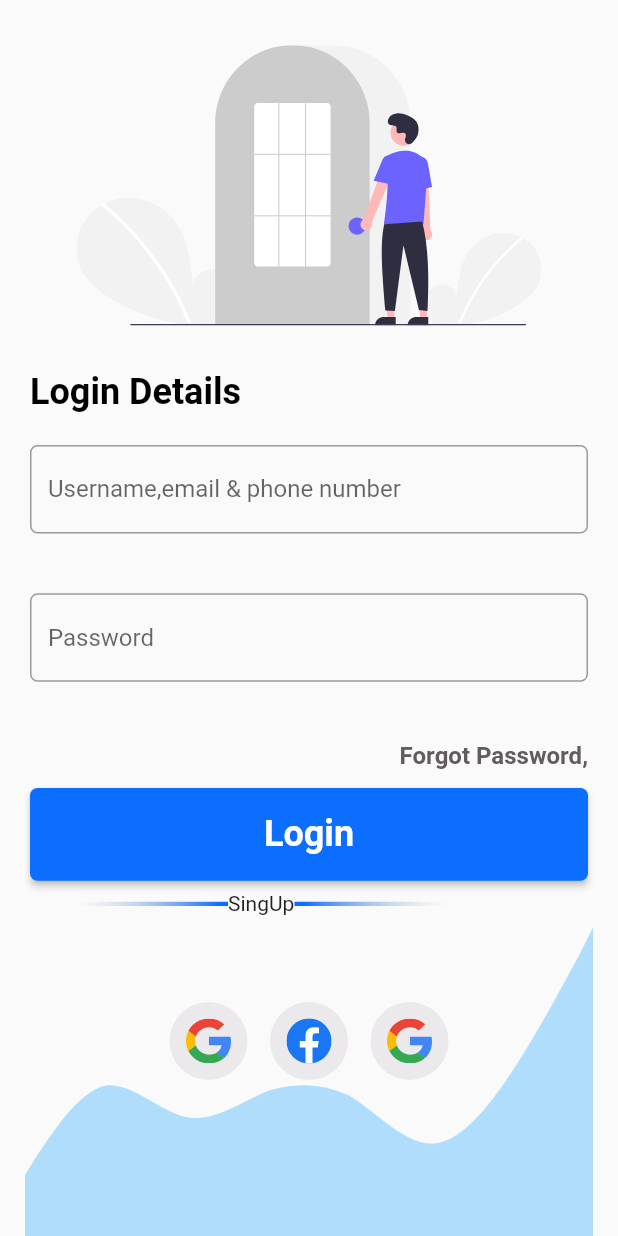
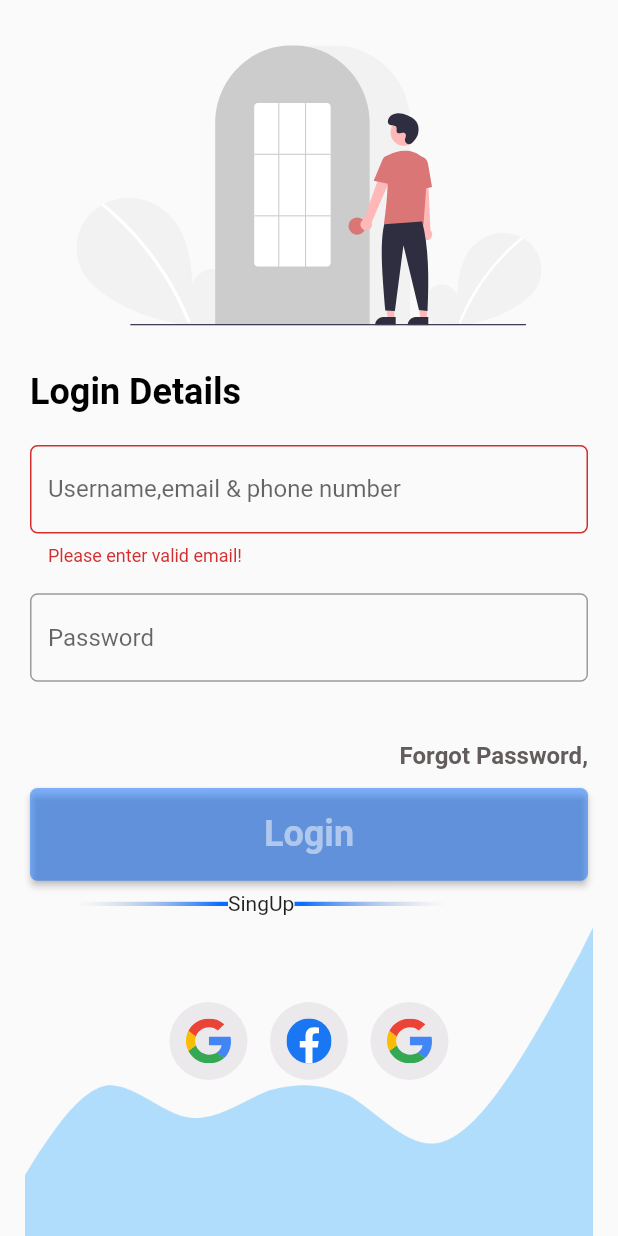
Before and after one commit to mrinal3012/jobtest, a Flutter app: the screen it shows after launch, after a tap on "Login", on a phone screen of 412 x 824 dp. Run offline on Flutter 3.47's test engine with Material 2 defaults, Android fonts, the phone set to English and light mode, and no system bars; our stand-ins replace flutter_svg; network calls fail.

Commit message:
color add

```diff
--- a/lib/screen/login_page.dart
+++ b/lib/screen/login_page.dart
@@ -15,7 +15,8 @@ class LoginPage extends StatefulWidget {
 class _LoginPageState extends State<LoginPage> {
   TextEditingController emailController = TextEditingController();
   TextEditingController passwordController = TextEditingController();
-
+  GlobalKey<FormState> _formkey=GlobalKey();
+  bool input=true;
 
   String url="https://reqres.in/api/register";
   RegistrationModel ? registrationModel;
@@ -51,7 +52,7 @@ class _LoginPageState extends State<LoginPage> {
                     Expanded(
                         flex: 2,
                         child: Container(
-                          child: SvgPicture.asset("images/undraw.svg"),
+                          child: input==true?SvgPicture.asset("images/undraw.svg"):SvgPicture.asset("images/undraw2.svg") ,
                         )),
                     Expanded(
                         flex: 2,
@@ -69,15 +70,26 @@ class _LoginPageState extends State<LoginPage> {
                                 )),
                             Expanded(
                                 flex: 2,
+                                child: Form(
+                                  key: _formkey,
                                   child: Container(
                                       child: TextFormField(
                                     controller: emailController,
+                                    validator:(value){
+                                      if(value=="mrinal@"){
+                                        return "Email cont be empty";
+                                      }else{
+                                        return "Please enter valid email!";
+                                      }
+                                    },
+
                                     decoration: InputDecoration(
                                         hintText: "Username,email & phone number",
                                         border: OutlineInputBorder(
                                             borderRadius:
                                                 BorderRadius.circular(5))),
-                                ))),
+                                  )),
+                                )),
                             Expanded(
                                 flex: 2,
                                 child: Container(
@@ -129,20 +141,22 @@ class _LoginPageState extends State<LoginPage> {
                                     //         )))
 
                                   child: MaterialButton(
-                                    color: Color(0xff0B6EFE),
+                                    color: input==true? Color(0xff0B6EFE):Color(0xff0B6EFE).withOpacity(.5),
                                     minWidth: double.infinity,shape: RoundedRectangleBorder(borderRadius: BorderRadius.circular(5)),
 
                                     onPressed: () {
+                                    if(_formkey.currentState!.validate()){
+                                      print("succesful");
+                                    }
+                                    else{
+                                      input=false;
+                                      setState(() {
 
-                                  },child: Text(
-                                                    "Login",
-                                                    style: TextStyle(
-                                                        fontSize: 24,
-                                                        color:
-                                                            Color(0xffFFFFFF),
-                                                        fontWeight:
-                                                            FontWeight.w700),
-                                                  ),),
+                                      });
+                                    }
+                                  },child: Text("Login", style:input==true? TextStyle(fontSize: 24, color: Color(0xffFFFFFF),fontWeight: FontWeight.w700):
+                                                    TextStyle(fontSize: 24, color: Color(0xffFFFFFF).withOpacity(.5),fontWeight: FontWeight.w700)
+                                    ,),),
                                 )
                             ),
                             Expanded(
```
Also changed, not shown: images/undraw2.svg (added). Lines whose indentation alone changed are shown as unchanged.
